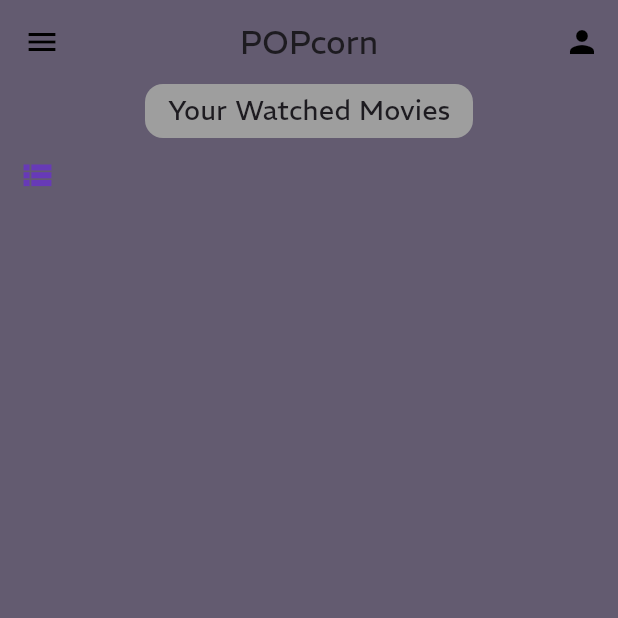
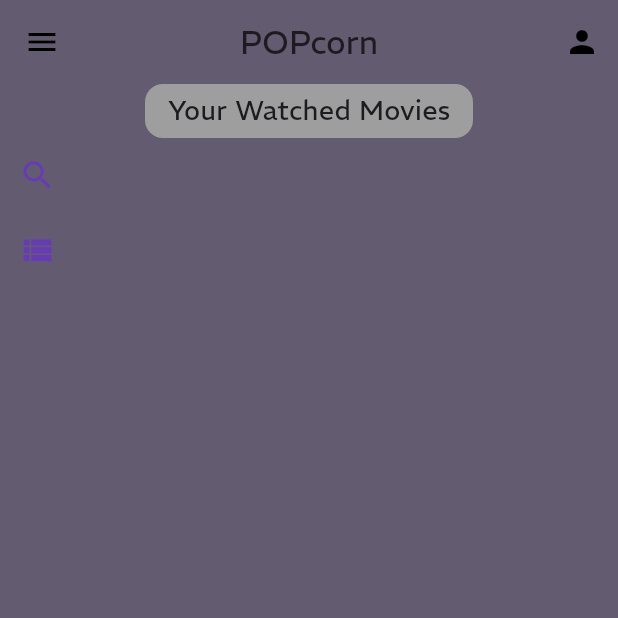
Before and after one commit to MDPater/POPcorn, a Flutter app: the WatchedScreen screen opened directly, on a phone screen of 412 x 824 dp, the top half of it. Run offline on Flutter 3.47's test engine with Material 3 defaults, Android fonts, the phone set to English and light mode, and no system bars; our stand-ins replace flutter_rating_bar, hive, hive_flutter; missing offline and left inert: tmdb_api; accounts and stored records are empty.

Commit message:
Added Buttons to watchlist & watched screen

```diff
--- a/lib/screens/watched/watched_screen.dart
+++ b/lib/screens/watched/watched_screen.dart
@@ -71,6 +71,20 @@ class _Watched_ScreenState extends State<WatchedScreen> {
             ),
           ),
         ),
+        SizedBox(
+              height: 50,
+              width: 50,
+              child: IconButton(
+                icon: const Icon(
+                  Icons.search,
+                  color: Colors.deepPurple,
+                  size: 25,
+                ),
+                onPressed: () {
+                  //Search Movie from list
+                },
+              ),
+            ),
         SizedBox(
               height: 50,
               width: 50,
--- a/lib/screens/watchlist/watchlist_screen.dart
+++ b/lib/screens/watchlist/watchlist_screen.dart
@@ -91,6 +91,7 @@ class _watchlist extends State<watchlist> {
               child: IconButton(
                   onPressed: () {
                     //implement random suggestion feature
+                    Overlay.of(context);
 
                   },
                   icon: const Icon(
```
